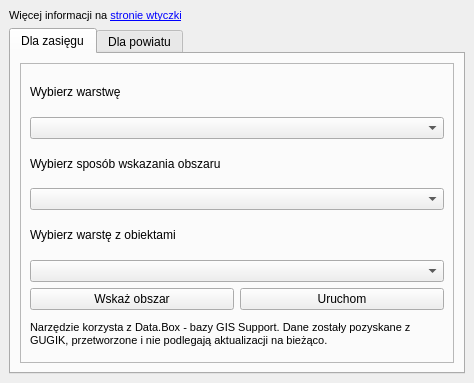
First picture: the form in gissupport_plugin/modules/data_downloader/bdot10k/bdot10k_dockwidget.ui, repository gis-support/gis-support-plugin, before the edit.
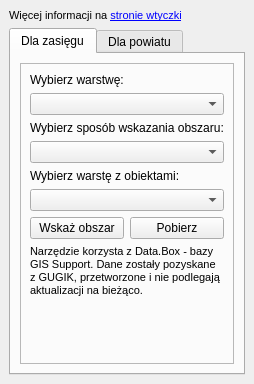
Second picture: the form after the edit. Custom widgets are drawn as their Qt base class.

Patch:
```diff
--- a/gissupport_plugin/modules/data_downloader/bdot10k/bdot10k_dockwidget.ui
+++ b/gissupport_plugin/modules/data_downloader/bdot10k/bdot10k_dockwidget.ui
@@ -2,26 +2,6 @@
 <ui version="4.0">
  <class>DockWidget</class>
  <widget class="QDockWidget" name="DockWidget">
-  <property name="geometry">
-   <rect>
-    <x>0</x>
-    <y>0</y>
-    <width>474</width>
-    <height>383</height>
-   </rect>
-  </property>
-  <property name="sizePolicy">
-   <sizepolicy hsizetype="Preferred" vsizetype="Preferred">
-    <horstretch>0</horstretch>
-    <verstretch>0</verstretch>
-   </sizepolicy>
-  </property>
-  <property name="maximumSize">
-   <size>
-    <width>524287</width>
-    <height>383</height>
-   </size>
-  </property>
   <property name="windowTitle">
    <string>BDOT10k - Baza Danych Obiektów Topograficznych</string>
   </property>
@@ -51,6 +31,12 @@
     </item>
     <item>
      <widget class="QTabWidget" name="tabWidget">
+      <property name="sizePolicy">
+       <sizepolicy hsizetype="Expanding" vsizetype="MinimumExpanding">
+        <horstretch>0</horstretch>
+        <verstretch>0</verstretch>
+       </sizepolicy>
+      </property>
       <property name="currentIndex">
        <number>0</number>
       </property>
@@ -77,7 +63,7 @@
               <number>1</number>
              </property>
              <property name="text">
-              <string>Wybierz warstwę</string>
+              <string>Wybierz warstwę:</string>
              </property>
             </widget>
            </item>
@@ -92,7 +78,7 @@
               </font>
              </property>
              <property name="text">
-              <string>Wybierz sposób wskazania obszaru</string>
+              <string>Wybierz sposób wskazania obszaru:</string>
              </property>
             </widget>
            </item>
@@ -107,7 +93,7 @@
               </font>
              </property>
              <property name="text">
-              <string>Wybierz warstę z obiektami</string>
+              <string>Wybierz warstę z obiektami:</string>
              </property>
             </widget>
            </item>
@@ -126,7 +112,7 @@
              <item>
               <widget class="QPushButton" name="boundsDownloadButton">
                <property name="text">
-                <string>Uruchom</string>
+                <string>Pobierz</string>
                </property>
               </widget>
              </item>
@@ -156,6 +142,19 @@
              </property>
             </widget>
            </item>
+           <item>
+            <spacer name="verticalSpacer_2">
+             <property name="orientation">
+              <enum>Qt::Vertical</enum>
+             </property>
+             <property name="sizeHint" stdset="0">
+              <size>
+               <width>20</width>
+               <height>40</height>
+              </size>
+             </property>
+            </spacer>
+           </item>
           </layout>
          </widget>
         </item>
@@ -212,7 +211,7 @@
            <item>
             <widget class="QLabel" name="wojLabel">
              <property name="text">
-              <string>Województwo</string>
+              <string>Województwo:</string>
              </property>
             </widget>
            </item>
@@ -222,7 +221,7 @@
            <item>
             <widget class="QLabel" name="powLabel">
              <property name="text">
-              <string>Powiat</string>
+              <string>Powiat:</string>
              </property>
             </widget>
            </item>
@@ -266,6 +265,19 @@
              </property>
             </widget>
            </item>
+           <item>
+            <spacer name="verticalSpacer">
+             <property name="orientation">
+              <enum>Qt::Vertical</enum>
+             </property>
+             <property name="sizeHint" stdset="0">
+              <size>
+               <width>20</width>
+               <height>40</height>
+              </size>
+             </property>
+            </spacer>
+           </item>
           </layout>
          </widget>
         </item>
```
